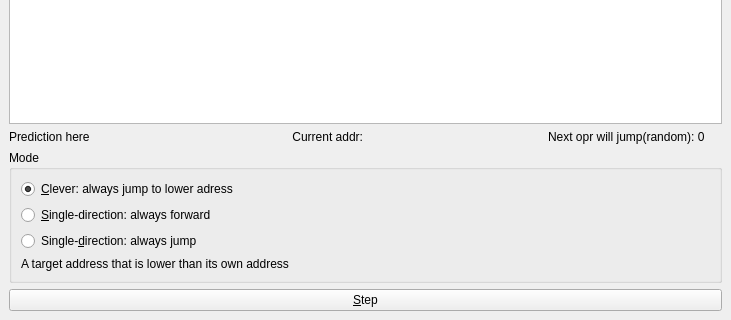
Before: the Qt Designer form mainwindow.ui in shlyakpavel/branch_predictor, drawn with Qt 5; both pictures show x 0 to 731 and y 151 to 471 of the 731 by 471 pixel window.
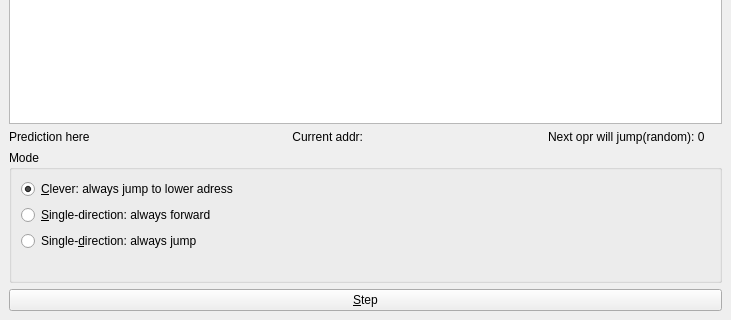
After: the same form once the commit is applied.

Patch:
```diff
--- a/mainwindow.ui
+++ b/mainwindow.ui
@@ -95,7 +95,7 @@
          <item>
           <widget class="QLabel" name="Description">
            <property name="text">
-            <string>A target address that is lower than its own address</string>
+            <string/>
            </property>
           </widget>
          </item>
```
